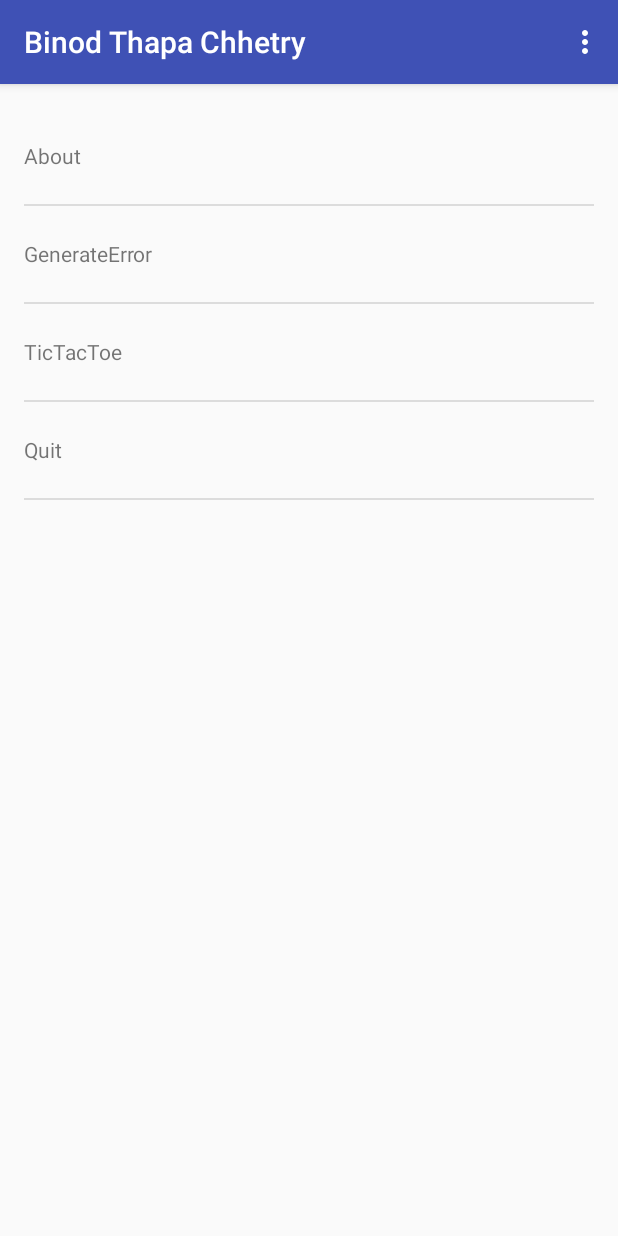
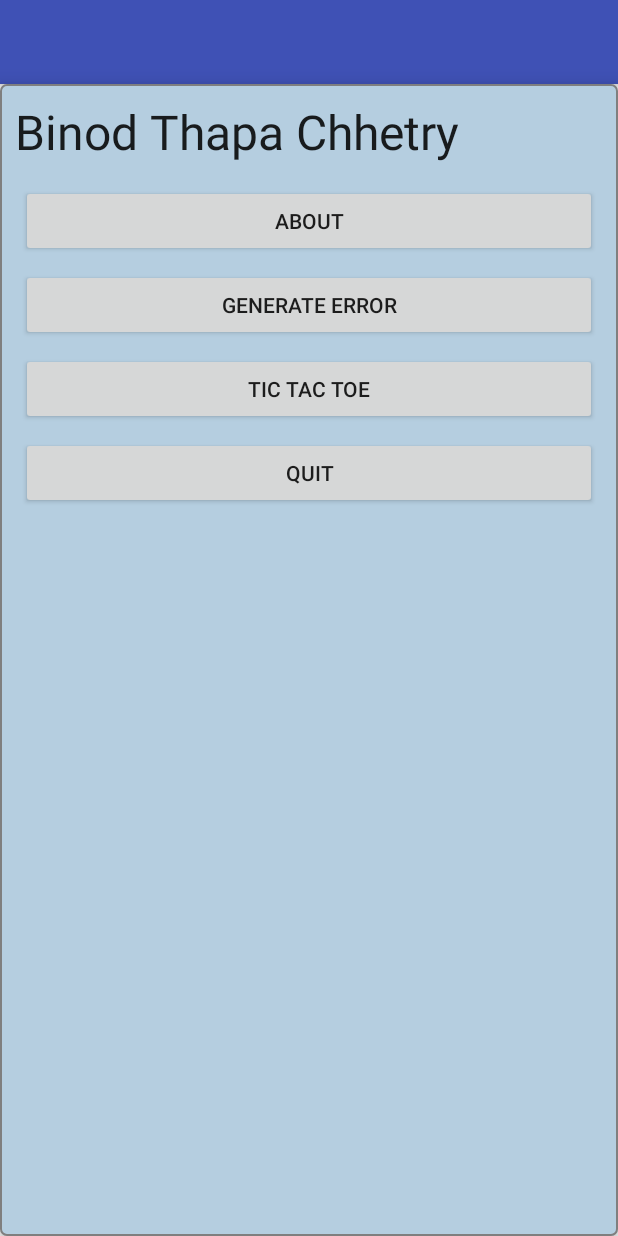
Before and after one commit to binodthapachhetry/MobileWordPuzzle, an Android app: the screen it shows after launch (MainActivity), on a phone screen of 412 x 824 dp. Run offline under Robolectric (Android 15) with nearby library versions, the phone set to English and light mode, and no system bars.

Commit message:
created the main UI/activity following Burnette's book

```diff
--- a/app/src/main/java/edu/neu/madcourse/binodthapachhetry/MainActivity.java
+++ b/app/src/main/java/edu/neu/madcourse/binodthapachhetry/MainActivity.java
@@ -15,8 +15,8 @@ public class MainActivity extends AppCompatActivity {
     protected void onCreate(Bundle savedInstanceState) {
         super.onCreate(savedInstanceState);
         setContentView(R.layout.activity_main);
-        Toolbar toolbar = (Toolbar) findViewById(R.id.toolbar);
-        setSupportActionBar(toolbar);
+//        Toolbar toolbar = (Toolbar) findViewById(R.id.toolbar);
+//        setSupportActionBar(toolbar);
 
 //        FloatingActionButton fab = (FloatingActionButton) findViewById(R.id.fab);
 //        fab.setOnClickListener(new View.OnClickListener() {
--- a/app/src/main/java/edu/neu/madcourse/binodthapachhetry/MainActivityFragment.java
+++ b/app/src/main/java/edu/neu/madcourse/binodthapachhetry/MainActivityFragment.java
@@ -1,13 +1,17 @@
 package edu.neu.madcourse.binodthapachhetry;
 
-import android.support.v4.app.Fragment;
+
+import android.app.AlertDialog;
+import android.app.Fragment;
+//import android.support.v4.app.Fragment;
+import android.content.DialogInterface;
 import android.os.Bundle;
 import android.view.LayoutInflater;
 import android.view.View;
 import android.view.ViewGroup;
 import android.widget.ArrayAdapter;
+
 import android.widget.ListView;
-
 import java.util.ArrayList;
 import java.util.Arrays;
 
@@ -16,7 +20,9 @@ import java.util.Arrays;
  */
 public class MainActivityFragment extends Fragment {
 
-    private ArrayAdapter<String> mItemAdapter;
+//    private ArrayAdapter<String> mItemAdapter;
+
+    private AlertDialog mDialog;
 
     public MainActivityFragment() {
     }
@@ -26,21 +32,54 @@ public class MainActivityFragment extends Fragment {
                              Bundle savedInstanceState) {
         View rootView = inflater.inflate(R.layout.fragment_main, container, false);
 
+        // Handle buttons here
+        View aboutButton = rootView.findViewById(R.id.about_button);
+        aboutButton.setOnClickListener(new View.OnClickListener() {
+            @Override
+            public void onClick(View view) {
+                AlertDialog.Builder builder =
+                        new AlertDialog.Builder(getActivity());
+                builder.setTitle(R.string.about_title);
+                builder.setMessage(R.string.about_text);
+                builder.setCancelable(false);
+                builder.setPositiveButton(R.string.ok_label,
+                        new DialogInterface.OnClickListener() {
+                            @Override
+                            public void onClick(DialogInterface dialogInterface,
+                                                int i) {
+                                // nothing
+                            }
+                        });
+                mDialog = builder.show();
+            }
+        });
+
+
+
         // List of items in the main menu
-        String[] itemArray = {"About","GenerateError","TicTacToe","Quit"};
-        ArrayList<String> allItems = new ArrayList<String>(Arrays.asList(itemArray));
-
-        // Creating an ArrayAdapter
-        mItemAdapter =
-                new ArrayAdapter<String>(
-                        getActivity(),
-                        R.layout.list_item,
-                        R.id.list_item_textview,
-                        allItems);
-        // Get a reference to the ListView, and attach this adapter
-        ListView listView = (ListView) rootView.findViewById(R.id.listview_item);
-        listView.setAdapter(mItemAdapter);
+//        String[] itemArray = {"About","GenerateError","TicTacToe","Quit"};
+//        ArrayList<String> allItems = new ArrayList<String>(Arrays.asList(itemArray));
+//
+//        // Creating an ArrayAdapter
+//        mItemAdapter =
+//                new ArrayAdapter<String>(
+//                        getActivity(),
+//                        R.layout.list_item,
+//                        R.id.list_item_textview,
+//                        allItems);
+//        // Get a reference to the ListView, and attach this adapter
+//        ListView listView = (ListView) rootView.findViewById(R.id.listview_item);
+//        listView.setAdapter(mItemAdapter);
 
         return rootView;
     }
+
+    @Override
+    public void onPause() {
+        super.onPause();
+
+        // Get rid of the about dialog if it's still up
+        if (mDialog != null)
+            mDialog.dismiss();
+    }
 }
--- /dev/null
+++ b/app/src/main/res/drawable/menu_background.xml
@@ -0,0 +1,19 @@
+<?xml version="1.0" encoding="utf-8"?>
+
+<shape
+
+    xmlns:android="http://schemas.android.com/apk/res/android"
+
+    android:shape="rectangle">
+
+    <stroke
+
+        android:width="@dimen/stroke_width"
+
+        android:color="@color/border_color"/>
+
+    <solid android:color="@color/field_color"/>
+
+    <corners android:radius="@dimen/corner_radius"/>
+
+</shape>
--- a/app/src/main/res/layout/fragment_main.xml
+++ b/app/src/main/res/layout/fragment_main.xml
@@ -1,4 +1,4 @@
-<FrameLayout xmlns:android="http://schemas.android.com/apk/res/android"
+<!--<FrameLayout xmlns:android="http://schemas.android.com/apk/res/android"
     xmlns:tools="http://schemas.android.com/tools"
     android:layout_width="match_parent"
     android:layout_height="match_parent"
@@ -15,3 +15,111 @@
         android:layout_height="match_parent"    />
 
 </FrameLayout>
+-->
+
+
+<LinearLayout
+
+    xmlns:android="http://schemas.android.com/apk/res/android"
+
+    xmlns:tools="http://schemas.android.com/tools"
+
+    android:layout_width="wrap_content"
+
+    android:layout_height="wrap_content"
+
+    android:background="@drawable/menu_background"
+
+    android:elevation="@dimen/elevation_high"
+
+    android:orientation="vertical"
+
+    android:padding="@dimen/menu_padding"
+
+    tools:context="edu.neu.madcourse.binodthapachhetry.MainActivityFragment">
+
+
+    <TextView
+
+        android:layout_width="wrap_content"
+
+        android:layout_height="wrap_content"
+
+        android:layout_marginBottom="@dimen/menu_space"
+
+        android:text="@string/about_title"
+
+        android:textAppearance="?android:textAppearanceLarge"
+
+        android:textSize="@dimen/menu_text_size"/>
+
+
+    <Button
+
+        android:id="@+id/about_button"
+
+        android:layout_width="match_parent"
+
+        android:layout_height="wrap_content"
+
+        android:layout_margin="@dimen/menu_button_margin"
+
+        android:padding="@dimen/menu_button_padding"
+
+        android:text="@string/about_label"/>
+
+
+    <Button
+
+        android:id="@+id/generate_error_button"
+
+        android:layout_width="match_parent"
+
+        android:layout_height="wrap_content"
+
+        android:layout_gravity="center"
+
+        android:layout_margin="@dimen/menu_button_margin"
+
+        android:padding="@dimen/menu_button_padding"
+
+        android:text="@string/generate_error_label"/>
+
+
+    <Button
+
+        android:id="@+id/tictactoe_button"
+
+        android:layout_width="match_parent"
+
+        android:layout_height="wrap_content"
+
+        android:layout_gravity="center"
+
+        android:layout_margin="@dimen/menu_button_margin"
+
+        android:padding="@dimen/menu_button_padding"
+
+        android:text="@string/tictactoe_label"/>
+
+    <Button
+
+        android:id="@+id/quit_button"
+
+        android:layout_width="match_parent"
+
+        android:layout_height="wrap_content"
+
+        android:layout_gravity="center"
+
+        android:layout_margin="@dimen/menu_button_margin"
+
+        android:padding="@dimen/menu_button_padding"
+
+        android:text="@string/quit_label"/>
+
+
+
+
+
+</LinearLayout>
--- a/app/src/main/res/menu/main.xml
+++ b/app/src/main/res/menu/main.xml
@@ -2,9 +2,11 @@
     xmlns:app="http://schemas.android.com/apk/res-auto"
     xmlns:tools="http://schemas.android.com/tools"
     tools:context="edu.neu.madcourse.binodthapachhetry.MainActivity">
+
     <item
-        android:id="@+id/action_settings"
-        android:orderInCategory="100"
-        android:title="@string/action_settings"
-        app:showAsAction="never" />
-</menu>
+         android:id="@+id/action_settings"
+         android:orderInCategory="100"
+        android:title="@string/action_settings_label"
+         app:showAsAction="never" />
+
+ </menu>
--- a/app/src/main/res/values/colors.xml
+++ b/app/src/main/res/values/colors.xml
@@ -3,4 +3,6 @@
     <color name="colorPrimary">#3F51B5</color>
     <color name="colorPrimaryDark">#303F9F</color>
     <color name="colorAccent">#FF4081</color>
+    <color name="field_color">#b5cee0</color>
+    <color name="border_color">#7f7f7f</color>
 </resources>
--- a/app/src/main/res/values/dimens.xml
+++ b/app/src/main/res/values/dimens.xml
@@ -1,6 +1,22 @@
 <resources>
-    <!-- Default screen margins, per the Android Design guidelines. -->
+    <!-- Default screen margins, per the Android Design guidelines.
     <dimen name="activity_horizontal_margin">16dp</dimen>
     <dimen name="activity_vertical_margin">16dp</dimen>
     <dimen name="fab_margin">16dp</dimen>
+    -->
+    <dimen name="elevation_high">8dp</dimen>
+
+    <dimen name="stroke_width">1dp</dimen>
+
+    <dimen name="corner_radius">4dp</dimen>
+
+    <dimen name="menu_padding">10dp</dimen>
+
+    <dimen name="menu_space">10dp</dimen>
+
+    <dimen name="menu_text_size">32sp</dimen>
+
+    <dimen name="menu_button_margin">4dp</dimen>
+
+    <dimen name="menu_button_padding">10dp</dimen>
 </resources>
--- a/app/src/main/res/values/strings.xml
+++ b/app/src/main/res/values/strings.xml
@@ -1,4 +1,35 @@
+<?xml version="1.0" encoding="utf-8"?>
+
 <resources>
-    <string name="app_name">NUMAD16S-BinodThapaChhetry</string>
-    <string name="action_settings">Settings</string>
+
+<string name="app_name">NUMAD16S-BinodThapaChhetr</string>
+
+<string name="long_app_name">NUMAD16S-BinodThapaChhetry</string>
+
+<string name="generate_error_label">Generate Error</string>
+
+<string name="tictactoe_label">Tic Tac Toe</string>
+
+    <string name="action_settings_label">Settings</string>
+<string name="about_label">About</string>
+
+    <string name="ok_label">OK</string>
+<string name="quit_label">Quit</string>
+
+<string name="about_title">Binod Thapa Chhetry</string>
+
+<string name="about_text">\
+
+This game is played just like regular Tic Tac Toe with one difference: to
+
+win a tile you have to win a smaller game of Tic Tac Toe inside that tile.\n\
+
+\n\
+
+A tie happens when there are no further moves. In the case of a tie in a small
+
+board, that will count as a win for both sides in the larger game.
+
+</string>
+
 </resources>
```
